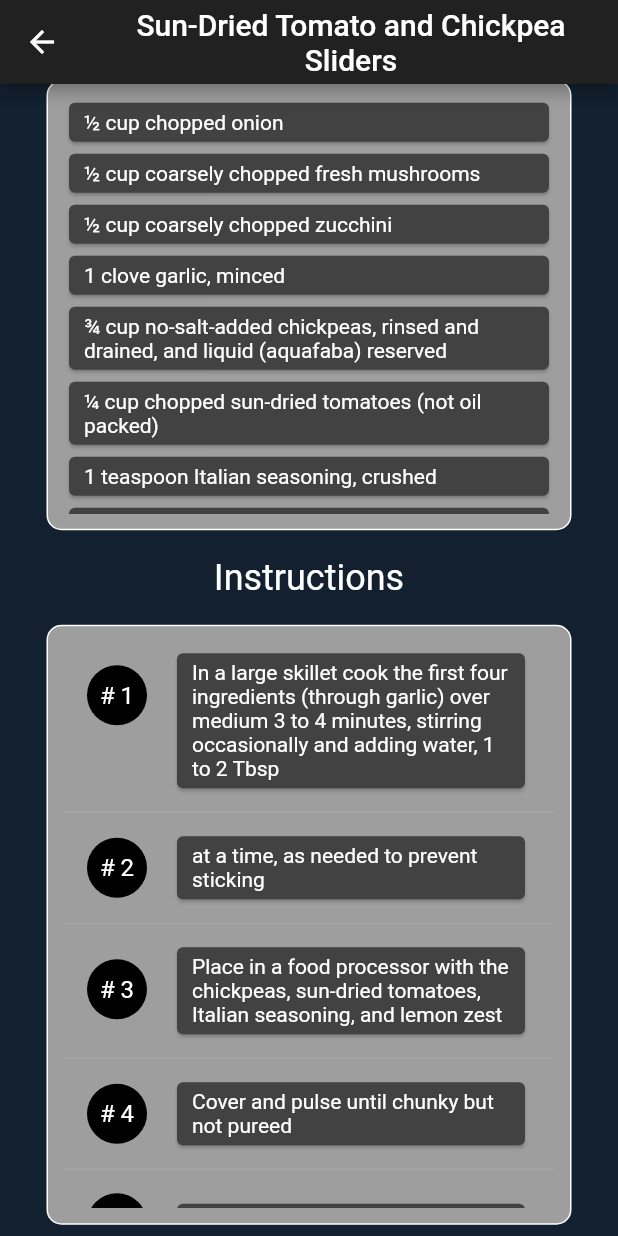
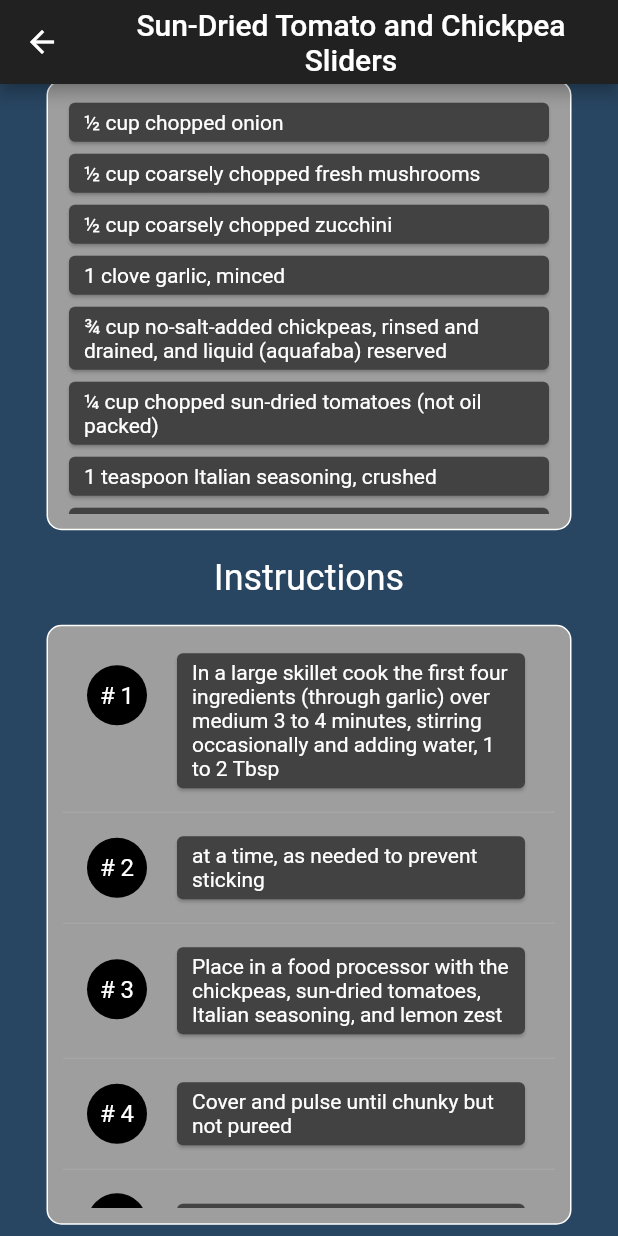
Before and after one commit to lean-forge/flutter-firestore-dao, a Flutter app: the RecipeDetailScreen screen opened directly with sample values from the repository, scrolled down 382 dp, on a phone screen of 412 x 824 dp. Run offline on Flutter 3.47's test engine with Material 2 defaults, Android fonts, the phone set to English and light mode, and no system bars; network calls fail.

Commit message:
change bg color

```diff
--- a/recipes/lib/recipes_app.dart
+++ b/recipes/lib/recipes_app.dart
@@ -1,7 +1,7 @@
 import 'package:flutter/material.dart';
 import 'package:recipes/screens/index.dart';
 
-final Color darkBlue = Color.fromARGB(255, 18, 32, 47);
+final Color darkBlue = Color.fromARGB(255, 40, 69, 97);
 
 class RecipesApp extends StatelessWidget {
   const RecipesApp({Key? key}) : super(key: key);
```
